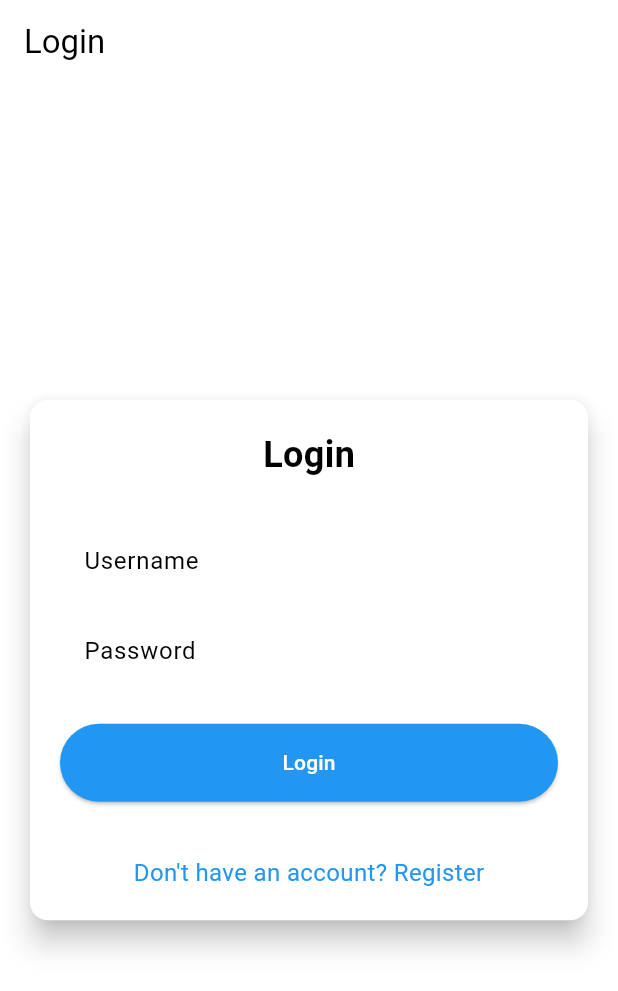
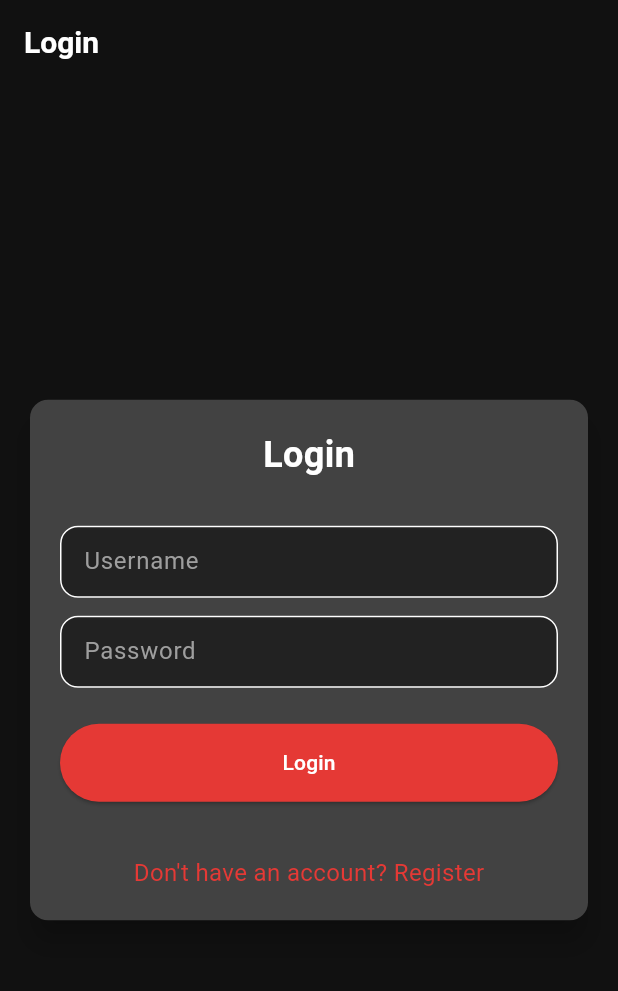
Before and after one commit to Acid-aja/tokobola-mobile, a Flutter app: the screen it shows after launch, on a phone screen of 412 x 824 dp. Shown: the top 991 px of the screen. Run offline on Flutter 3.47's test engine with Material 3 defaults, Android fonts, the phone set to English and light mode, and no system bars; missing offline and left inert: pbp_django_auth.

Commit message:
menyesuaikan design dengan website django

```diff
--- a/lib/main.dart
+++ b/lib/main.dart
@@ -21,11 +21,74 @@ class MyApp extends StatelessWidget {
       child: MaterialApp(
         title: 'TOKOBOLA',
         theme: ThemeData(
-        colorScheme: ColorScheme.fromSwatch(primarySwatch: Colors.blue)
-            .copyWith(secondary: Colors.blueAccent[400]),
+          // 1. Mengaktifkan Dark Mode
+          brightness: Brightness.dark,
+
+          // 2. Mengganti warna primer dari Biru ke Merah
+          primarySwatch: Colors.red,
+
+          // 3. Menyesuaikan warna utama agar cocok dengan web
+          scaffoldBackgroundColor: const Color(
+            0xFF111111,
+          ), // Latar belakang hitam pekat
+          cardColor: const Color(0xFF1C1C1C), // Warna kartu
+          // 4. Menyesuaikan AppBar
+          appBarTheme: const AppBarTheme(
+            backgroundColor: Color(
+              0xFF111111,
+            ), // Latar belakang AppBar (spt nav bg-black)
+            elevation: 0,
+            iconTheme: IconThemeData(color: Colors.white),
+            titleTextStyle: TextStyle(
+              color: Colors.white,
+              fontWeight: FontWeight.bold,
+              fontSize: 20,
+            ),
+          ),
+
+          // 5. Menetapkan skema warna utama
+          colorScheme:
+              ColorScheme.fromSwatch(
+                primarySwatch: Colors.red,
+                brightness: Brightness.dark,
+              ).copyWith(
+                primary: Colors.red[600],
+                secondary: Colors.redAccent[400],
+                surface: const Color(
+                  0xFF1C1C1C,
+                ),
+                background: const Color(0xFF111111),
+              ),
+
+          // 6. Menyesuaikan tema input field
+          inputDecorationTheme: InputDecorationTheme(
+            filled: true,
+            fillColor: const Color(0xFF222222),
+            border: OutlineInputBorder(
+              borderRadius: BorderRadius.circular(8.0),
+              borderSide: const BorderSide(
+                color: Color(0xFF444444),
+              ),
+            ),
+            focusedBorder: OutlineInputBorder(
+              borderRadius: BorderRadius.circular(8.0),
+              borderSide: BorderSide(
+                color: Colors.red[600]!,
+              ),
+            ),
+            labelStyle: const TextStyle(color: Colors.grey),
+          ),
+
+          // 7. Menyesuaikan tema tombol
+          elevatedButtonTheme: ElevatedButtonThemeData(
+            style: ElevatedButton.styleFrom(
+              backgroundColor: Colors.red[600],
+              foregroundColor: Colors.white,
+            ),
+          ),
+        ),
+        home: const LoginPage(),
       ),
-      home: const LoginPage(),
-      )
     );
   }
 }
--- a/lib/screens/product_detail.dart
+++ b/lib/screens/product_detail.dart
@@ -12,9 +12,7 @@ class ProductDetailPage extends StatelessWidget { // Ganti nama kelas
   Widget build(BuildContext context) {
     return Scaffold(
       appBar: AppBar(
-        title: const Text('Product Detail'), // Ganti judul
-        backgroundColor: Colors.indigo,
-        foregroundColor: Colors.white,
+        title: const Text('Product Detail'),
       ),
       body: SingleChildScrollView(
         child: Column(
@@ -77,7 +75,7 @@ class ProductDetailPage extends StatelessWidget { // Ganti nama kelas
                         padding: const EdgeInsets.symmetric(
                             horizontal: 10.0, vertical: 4.0),
                         decoration: BoxDecoration(
-                          color: Colors.indigo.shade100,
+                          color: Colors.red[600],
                           borderRadius: BorderRadius.circular(12.0),
                         ),
                         child: Text(
@@ -85,7 +83,7 @@ class ProductDetailPage extends StatelessWidget { // Ganti nama kelas
                           style: TextStyle(
                             fontSize: 12,
                             fontWeight: FontWeight.bold,
-                            color: Colors.indigo.shade700,
+                            color: Colors.white,
                           ),
                         ),
                       ),
--- a/lib/widgets/left_drawer.dart
+++ b/lib/widgets/left_drawer.dart
@@ -15,7 +15,7 @@ class LeftDrawer extends StatelessWidget {
           const DrawerHeader(
             decoration: BoxDecoration(
               color: Colors
-                  .blue, // Sesuaikan dengan warna AppBar
+                  .red, // Sesuaikan dengan warna AppBar
             ),
             child: Column(
               children: [
--- a/lib/widgets/product_card.dart
+++ b/lib/widgets/product_card.dart
@@ -16,8 +16,10 @@ class ItemCard extends StatelessWidget {
       // Menentukan warna latar belakang dari tema aplikasi.
       color: item.color,
       // Membuat sudut kartu melengkung.
-      borderRadius: BorderRadius.circular(12),
 
+      shape: RoundedRectangleBorder(
+        side: BorderSide(color: Colors.grey[800]!),
+      ),
       child: InkWell(
         // Aksi ketika kartu ditekan.
         onTap: () {
--- a/lib/widgets/product_entry_card.dart
+++ b/lib/widgets/product_entry_card.dart
@@ -20,9 +20,9 @@ class ProductEntryCard extends StatelessWidget {
         child: Card(
           shape: RoundedRectangleBorder(
             borderRadius: BorderRadius.circular(8.0),
-            side: BorderSide(color: Colors.grey.shade300),
+            side: BorderSide(color: const Color.fromARGB(255, 144, 130, 130)),
           ),
-          elevation: 2,
+          elevation: 0,
           child: Padding(
             padding: const EdgeInsets.all(16.0),
             child: Column(
@@ -76,7 +76,7 @@ class ProductEntryCard extends StatelessWidget {
                   const Text(
                     'Featured',
                     style: TextStyle(
-                      color: Colors.amber,
+                      color: Colors.yellow,
                       fontWeight: FontWeight.bold
                     ),
                   ),
```
